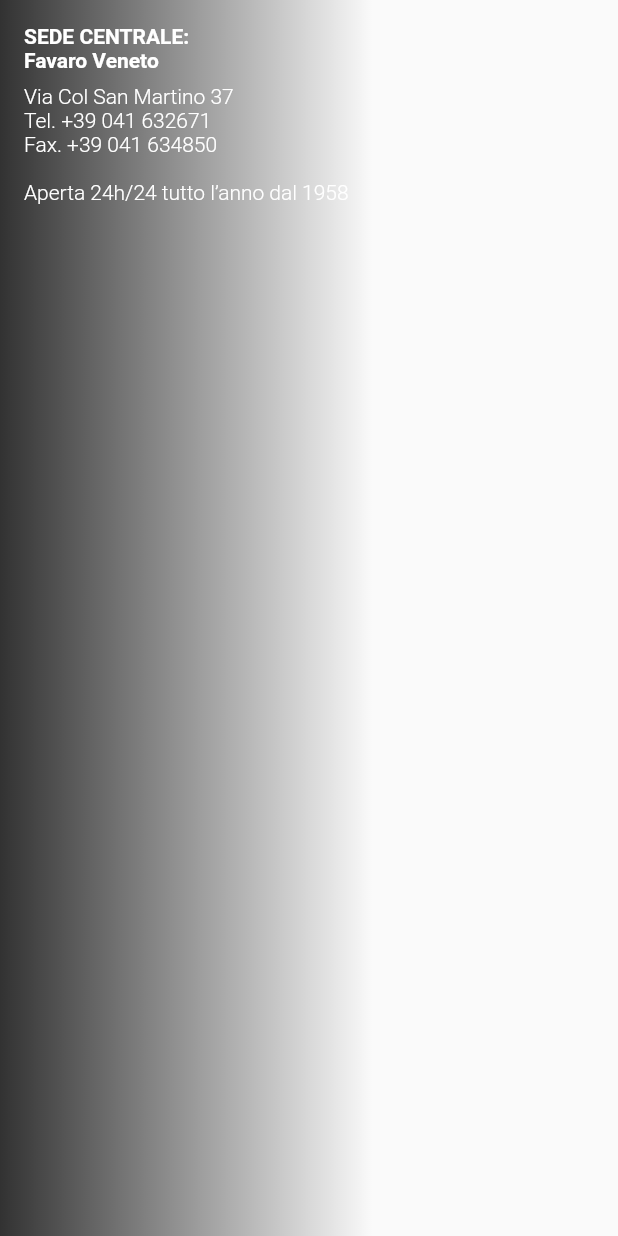
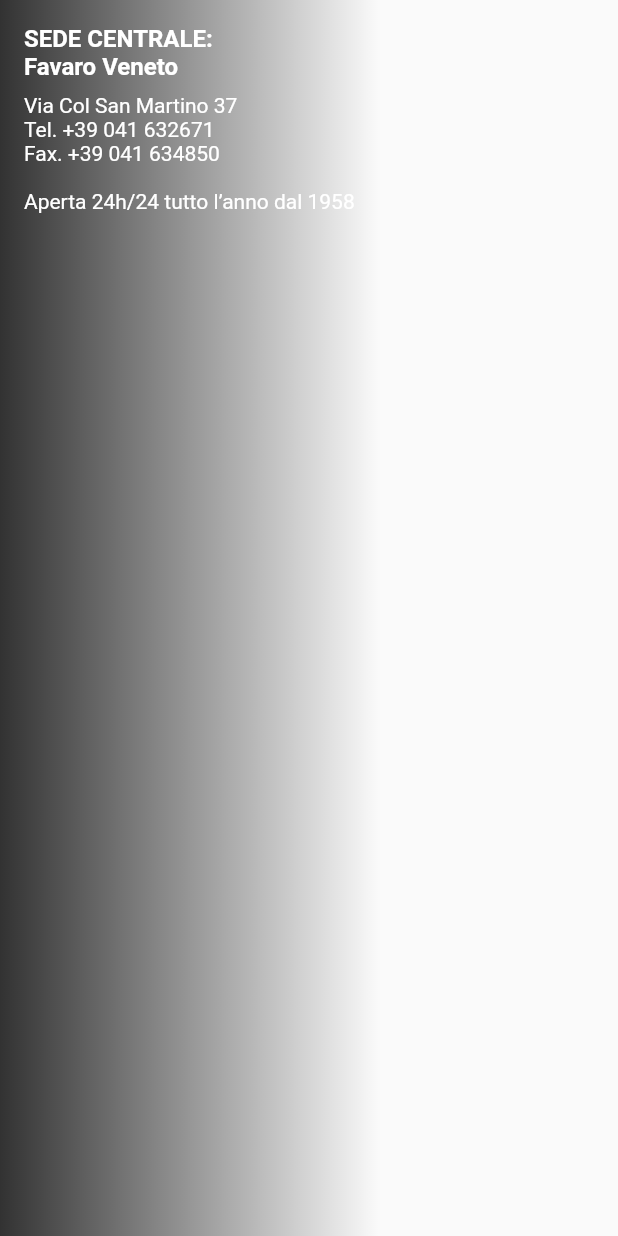
Before and after one commit to jevecafoscari/jeve-orlertv-flutter, a Flutter app: the ContactListElement widget shown alone on an empty page, opened directly with sample values from the repository, on a phone screen of 412 x 824 dp. Run offline on Flutter 3.47's test engine with Material 2 defaults, Android fonts, the phone set to English and light mode, and no system bars; our stand-ins replace new_gradient_app_bar, video_player, visibility_detector; missing offline and left inert: swatcher; network calls fail; Roboto replaces fonts that are missing (Montserrat); project files that could hold a hidden picture were left out.

Commit message:
Ritocchi finali.

```diff
--- a/lib/interface/widget/contact_list_element.dart
+++ b/lib/interface/widget/contact_list_element.dart
@@ -17,16 +17,16 @@ class ContactListElement extends StatelessWidget {
     return Container(
       decoration: BoxDecoration(
         gradient: odd ? null : LinearGradient(colors: <Color>[Colors.black.withOpacity(0.8), Colors.transparent]),
-        color: odd ? Colors.white.withOpacity(0.4) : null,
+        color: odd ? Colors.white.withOpacity(0.5) : null,
       ),
       child: Padding(
         padding: const EdgeInsets.all(16.0),
         child: Column(
           crossAxisAlignment: CrossAxisAlignment.start,
           children: [
-            Text(contactModel.title, style: TextStyle(fontWeight: FontWeight.bold, color: odd ? null : Colors.white)),
+            Text(contactModel.title, style: TextStyle(fontWeight: FontWeight.bold, color: odd ? null : Colors.white, fontSize: 16.0)),
             const SizedBox(height: 8.0),
-            Text(contactModel.text, style: TextStyle(color: odd ? null : Colors.white, fontWeight: FontWeight.w300)),
+            Text(contactModel.text, style: TextStyle(color: odd ? null : Colors.white, fontWeight: FontWeight.w400)),
           ],
         ),
       ),
--- a/lib/interface/widget/program_list_element.dart
+++ b/lib/interface/widget/program_list_element.dart
@@ -16,12 +16,14 @@ class ProgramListElement extends StatelessWidget {
         decoration: BoxDecoration(
           image: DecorationImage(image: Images.marble, fit: BoxFit.cover),
         ),
+        child: Container(
+          color: Colors.white.withOpacity(0.3),
           child: Column(
             crossAxisAlignment: CrossAxisAlignment.stretch,
             children: [
               Padding(
                 padding: const EdgeInsets.only(top: 8.0, left: 8.0, right: 8.0),
-              child: Text(program.time),
+                child: Text(program.time, style: TextStyle(fontWeight: FontWeight.w500)),
               ),
               Spacer(),
               Center(child: Text(program.title, style: TextStyle(fontWeight: FontWeight.bold))),
@@ -41,6 +43,7 @@ class ProgramListElement extends StatelessWidget {
             ],
           ),
         ),
+      ),
     );
   }
 }
```
Lines whose indentation alone changed are shown as unchanged.
